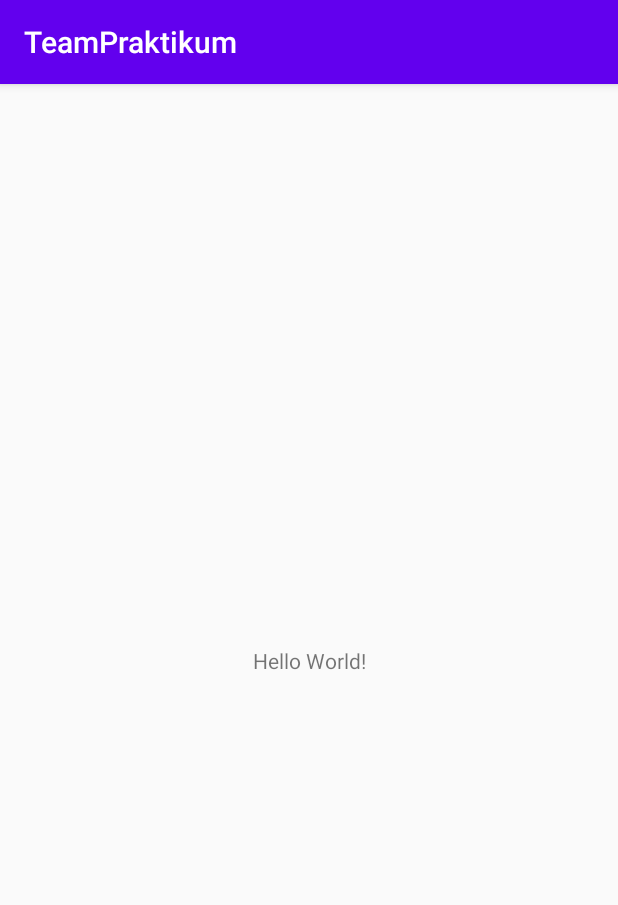
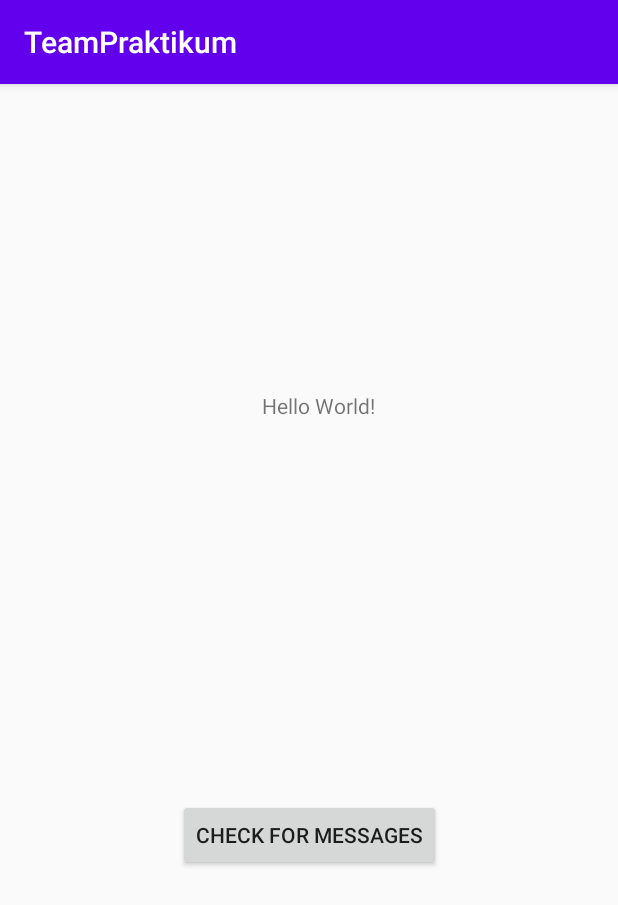
Before and after one commit to DavidEilers/Mobile-Mixed-Reality, an Android app: the screen it shows after launch (MainActivity), on a phone screen of 412 x 824 dp. Shown: the top 905 px of the screen. Run offline under Robolectric (Android 15) with nearby library versions, the phone set to English and light mode, and no system bars; 7 statements that could not run were skipped.

Commit message:
Initial Commit added network.h and example code

```diff
--- a/app/build.gradle
+++ b/app/build.gradle
@@ -38,8 +38,9 @@ android {
 dependencies {
     implementation fileTree(dir: 'libs', include: ['*.jar'])
 
+
+    implementation 'androidx.constraintlayout:constraintlayout:2.0.4'
     implementation 'androidx.appcompat:appcompat:1.2.0'
-    implementation 'androidx.constraintlayout:constraintlayout:2.0.4'
     testImplementation 'junit:junit:4.12'
     androidTestImplementation 'androidx.test.ext:junit:1.1.2'
     androidTestImplementation 'androidx.test.espresso:espresso-core:3.3.0'
--- a/app/src/main/AndroidManifest.xml
+++ b/app/src/main/AndroidManifest.xml
@@ -1,7 +1,6 @@
 <?xml version="1.0" encoding="utf-8"?>
 <manifest xmlns:android="http://schemas.android.com/apk/res/android"
     package="com.example.teampraktikum">
-
     <application
         android:allowBackup="true"
         android:icon="@mipmap/ic_launcher"
@@ -17,5 +16,5 @@
             </intent-filter>
         </activity>
     </application>
-
+    <uses-permission android:name="android.permission.INTERNET" />
 </manifest>
--- a/app/src/main/java/com/example/teampraktikum/MainActivity.java
+++ b/app/src/main/java/com/example/teampraktikum/MainActivity.java
@@ -3,6 +3,9 @@ package com.example.teampraktikum;
 import androidx.appcompat.app.AppCompatActivity;
 
 import android.os.Bundle;
+import android.util.Log;
+import android.view.View;
+import android.widget.Button;
 import android.widget.TextView;
 
 public class MainActivity extends AppCompatActivity {
@@ -12,14 +15,57 @@ public class MainActivity extends AppCompatActivity {
         System.loadLibrary("native-lib");
     }
 
+    Button button;
+
     @Override
     protected void onCreate(Bundle savedInstanceState) {
         super.onCreate(savedInstanceState);
         setContentView(R.layout.activity_main);
 
-        // Example of a call to a native method
+        button = (Button) findViewById(R.id.button);
+
+        button.setOnClickListener(new View.OnClickListener() {
+            @Override
+            public void onClick(View view) {
+                Log.d("network", "button pressed");
+                String[] msgs = getMessages();
+
+                TextView tv = findViewById(R.id.sample_text);
+
+                String text = "";
+
+                for(String msg:msgs){
+                    text += msg + "\n";
+                }
+
+                tv.setText(text);
+            }
+        });
+
+        startListening();
+
         TextView tv = findViewById(R.id.sample_text);
         tv.setText(stringFromJNI());
+
+        Log.d("onCreate, stringFromJNI", stringFromJNI());
+    }
+
+    @Override
+    protected void onPause(){
+        super.onPause();
+        stopListening();
+        TextView tv = findViewById(R.id.sample_text);
+        tv.setText(stringFromJNI());
+        Log.d("onPause, stringFromJNI", stringFromJNI());
+    }
+
+    @Override
+    protected  void onResume(){
+        super.onResume();
+        startListening();
+        TextView tv = findViewById(R.id.sample_text);
+        tv.setText(stringFromJNI());
+        Log.d("onResume, stringFromJNI", stringFromJNI());
     }
 
     /**
@@ -27,4 +73,8 @@ public class MainActivity extends AppCompatActivity {
      * which is packaged with this application.
      */
     public native String stringFromJNI();
+    public native void startListening();
+    public native void stopListening();
+    public native void sendString();
+    public native String[] getMessages();
 }
--- a/app/src/main/res/layout/activity_main.xml
+++ b/app/src/main/res/layout/activity_main.xml
@@ -12,8 +12,22 @@
         android:layout_height="wrap_content"
         android:text="Hello World!"
         app:layout_constraintBottom_toBottomOf="parent"
+        app:layout_constraintHorizontal_bias="0.519"
         app:layout_constraintLeft_toLeftOf="parent"
         app:layout_constraintRight_toRightOf="parent"
-        app:layout_constraintTop_toTopOf="parent" />
+        app:layout_constraintTop_toTopOf="parent"
+        app:layout_constraintVertical_bias="0.273" />
+
+    <Button
+        android:id="@+id/button"
+        android:layout_width="wrap_content"
+        android:layout_height="wrap_content"
+        android:text="Check for messages"
+        app:layout_constraintBottom_toBottomOf="parent"
+        app:layout_constraintEnd_toEndOf="parent"
+        app:layout_constraintHorizontal_bias="0.501"
+        app:layout_constraintStart_toStartOf="parent"
+        app:layout_constraintTop_toBottomOf="@+id/sample_text"
+        app:layout_constraintVertical_bias="0.51" />
 
 </androidx.constraintlayout.widget.ConstraintLayout>
--- a/build.gradle
+++ b/build.gradle
@@ -8,7 +8,7 @@ buildscript {
 
     }
     dependencies {
-        classpath 'com.android.tools.build:gradle:3.6.3'
+        classpath 'com.android.tools.build:gradle:4.1.1'
 
 
         // NOTE: Do not place your application dependencies here; they belong
```
Also changed, not shown: gradle/wrapper/gradle-wrapper.properties, 2 other files.
